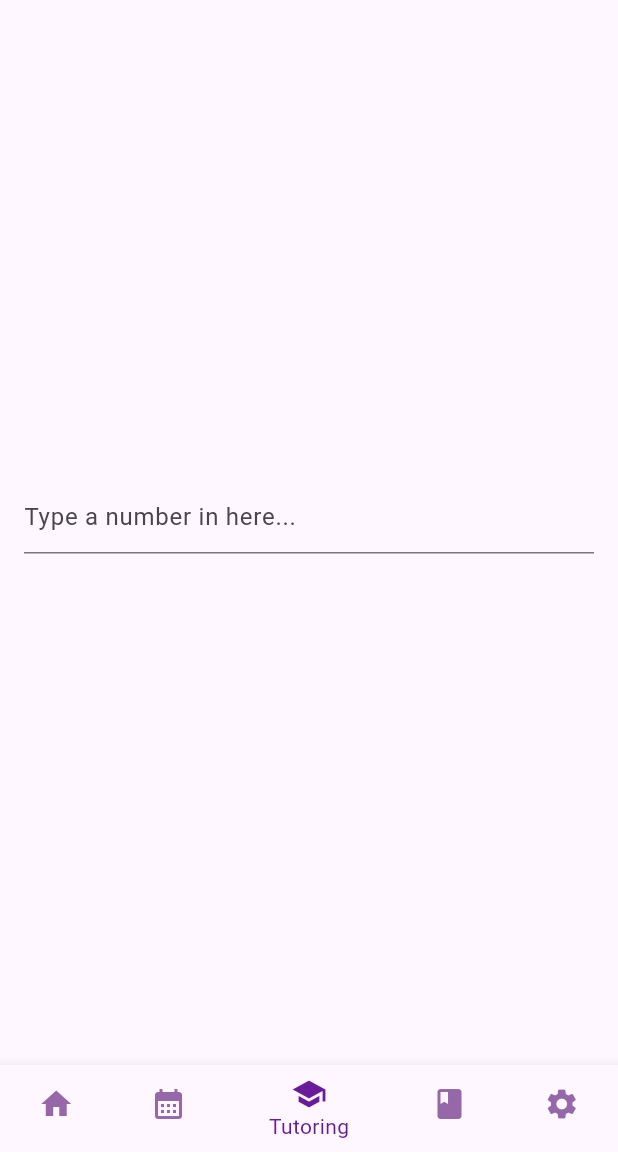
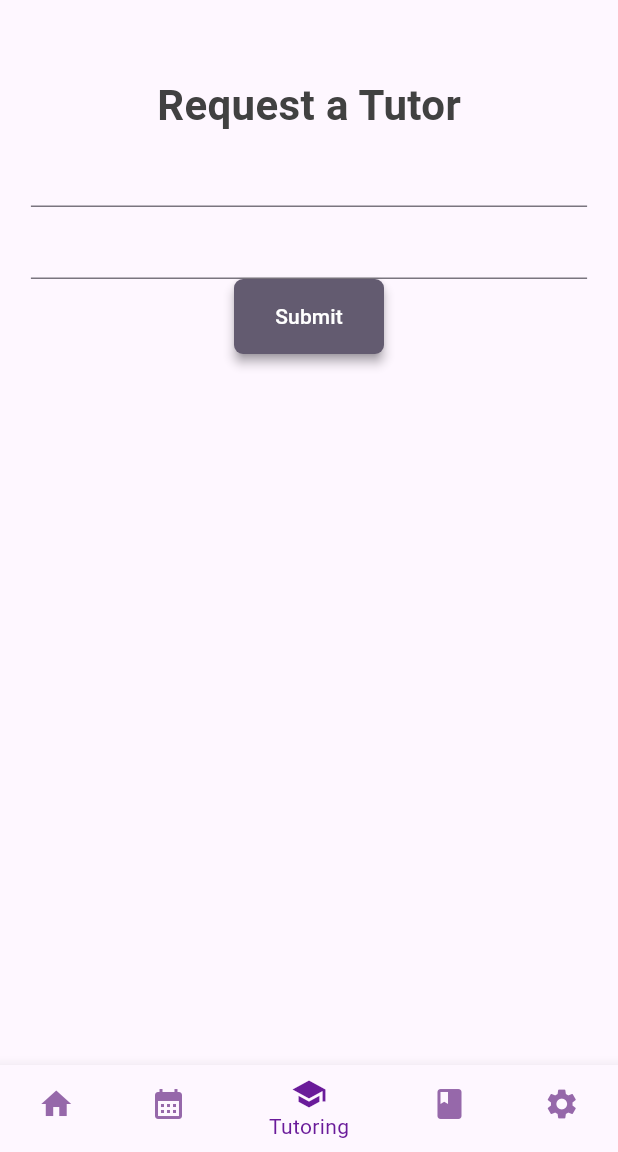
Before and after one commit to ebajec/EngLinks-App, a Flutter app: the screen it shows after launch, item 3 of the bottom bar chosen, on a phone screen of 412 x 824 dp, the part 84-1236 px from its top. Run offline on Flutter 3.47's test engine with Material 2 defaults, Android fonts, the phone set to English and light mode, and no system bars; Roboto replaces fonts that are missing (Helvetica).

Commit message:
tutor page input boxes

```diff
--- a/lib/home_page.dart
+++ b/lib/home_page.dart
@@ -13,6 +13,6 @@ class _HomePageState extends State<HomePage> {
   Widget build(BuildContext context) {
     var appState = context.watch<AppState>();
 
-    return GlobDisplay();
+    return Placeholder();
   }
 }
--- a/lib/my_styles.dart
+++ b/lib/my_styles.dart
@@ -25,6 +25,14 @@ class MyTextStyles {
         color: Color.fromARGB(255, 85, 56, 136));
   }
 
+  static TextStyle titleMedium(BuildContext context) {
+    return TextStyle(
+        fontSize: 28,
+        fontFamily: 'Helvetica',
+        fontWeight: FontWeight.bold,
+        color: Color.fromARGB(255, 65, 65, 65));
+  }
+
   static TextStyle buttonLarge(BuildContext context) {
     return TextStyle(
       fontSize: 42,
--- a/lib/options_page.dart
+++ b/lib/options_page.dart
@@ -13,6 +13,6 @@ class _OptionsPageState extends State<OptionsPage> {
   Widget build(BuildContext context) {
     var appState = context.watch<AppState>();
 
-    return GlobDisplay();
+    return Placeholder();
   }
 }
--- a/lib/resource_page.dart
+++ b/lib/resource_page.dart
@@ -8,6 +8,6 @@ class ResourcePage extends StatelessWidget {
   Widget build(BuildContext context) {
     var appState = context.watch<AppState>();
 
-    return GlobDisplay();
+    return Placeholder();
   }
 }
--- a/lib/tutor_page.dart
+++ b/lib/tutor_page.dart
@@ -1,3 +1,4 @@
+import 'package:englinks_app/my_styles.dart';
 import 'package:flutter/material.dart';
 import 'package:provider/provider.dart';
 import 'app_state.dart';
@@ -16,49 +17,90 @@ class _TutorPageState extends State<TutorPage> {
     var appState = context.watch<AppState>();
 
     return Column(
-      mainAxisAlignment: MainAxisAlignment.center,
-      children: <Widget>[
-        Padding(
-          padding: const EdgeInsets.all(16.0),
-          child: TextField(
-              decoration: InputDecoration(
-                hintText: 'Type a number in here...',
-              ),
-              onSubmitted: (String value) async {
-                String msgText, msgTitleText;
-                try {
-                  int x = int.parse(value);
-                  setState(() {
-                    appState.setGlob(x);
-                  });
-                  msgText = 'The number has been set to "$value".';
-                  msgTitleText = 'Yay!';
-                } catch (e) {
-                  msgText = 'A number was not entered';
-                  msgTitleText = 'Uh oh...';
-                }
-
-                await showDialog<void>(
-                  context: context,
-                  builder: (BuildContext context) {
-                    return AlertDialog(
-                      title: Text(msgTitleText),
-                      content: Text(msgText),
-                      actions: <Widget>[
-                        TextButton(
-                          onPressed: () {
-                            Navigator.pop(context);
-                          },
-                          child: const Text('OK'),
-                        ),
-                      ],
-                    );
-                  },
-                );
-              }),
+      children: [
+        SizedBox(
+          height: 50,
         ),
-        SizedBox(height: 20),
+        Text('Request a Tutor', style: MyTextStyles.titleMedium(context)),
+        Center(child: TutorForm()),
       ],
     );
   }
 }
+
+/*Form for tutor request data contains text fields for name, email, and comments,
+as well as a drop down menu for courses and available times.  */
+class TutorForm extends StatefulWidget {
+  const TutorForm({super.key});
+
+  @override
+  TutorFormState createState() {
+    return TutorFormState();
+  }
+}
+
+// Define a corresponding State class.
+// This class holds data related to the form.
+class TutorFormState extends State<TutorForm> {
+  // Create a global key that uniquely identifies the Form widget
+  // and allows validation of the form.
+  //
+  // Note: This is a `GlobalKey<FormState>`,
+  // not a GlobalKey<MyCustomFormState>.
+  final _formKey = GlobalKey<FormState>();
+
+  @override
+  Widget build(BuildContext context) {
+    double screenWidth = MediaQuery.of(context).size.width;
+    double screenHeight = MediaQuery.of(context).size.height;
+
+    return Form(
+      key: _formKey,
+      child: Column(
+        children: <Widget>[
+          Container(
+              width: screenWidth * 0.9,
+              child: Column(
+                children: [
+                  TextFormField(
+                    validator: (value) {
+                      if (value == null || value.isEmpty) {
+                        return 'This field is required.';
+                      }
+                      return null;
+                    },
+                  ),
+                  TextFormField(
+                    validator: (value) {
+                      if (value == null || value.isEmpty) {
+                        return 'This field is required.';
+                      }
+                      return null;
+                    },
+                  ),
+                ],
+              )),
+          ElevatedButton(
+            onPressed: () {
+              if (_formKey.currentState!.validate()) {
+                ScaffoldMessenger.of(context).showSnackBar(
+                  const SnackBar(content: Text('Processing Data')),
+                );
+              }
+            },
+            style: ElevatedButton.styleFrom(
+              primary: Theme.of(context).colorScheme.secondary,
+              onPrimary: Colors.white,
+              shadowColor: Theme.of(context).colorScheme.outline,
+              elevation: 3,
+              shape: RoundedRectangleBorder(
+                  borderRadius: BorderRadius.circular(6.0)),
+              minimumSize: Size(100, 50),
+            ),
+            child: const Text('Submit'),
+          ),
+        ],
+      ),
+    );
+  }
+}
```
Also changed, not shown: lib/app_state.dart (+6 -19 lines), pubspec.lock.
